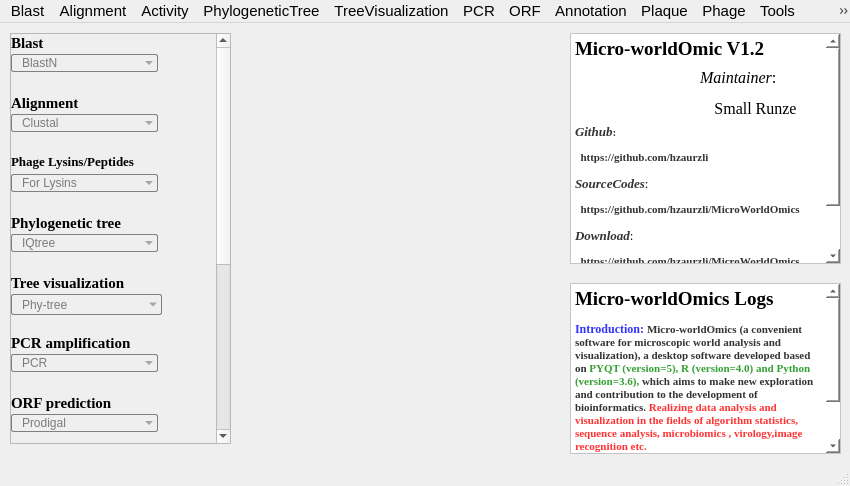
Qt form home.ui (hzaurzli/MicroWorldOmics) before a commit.
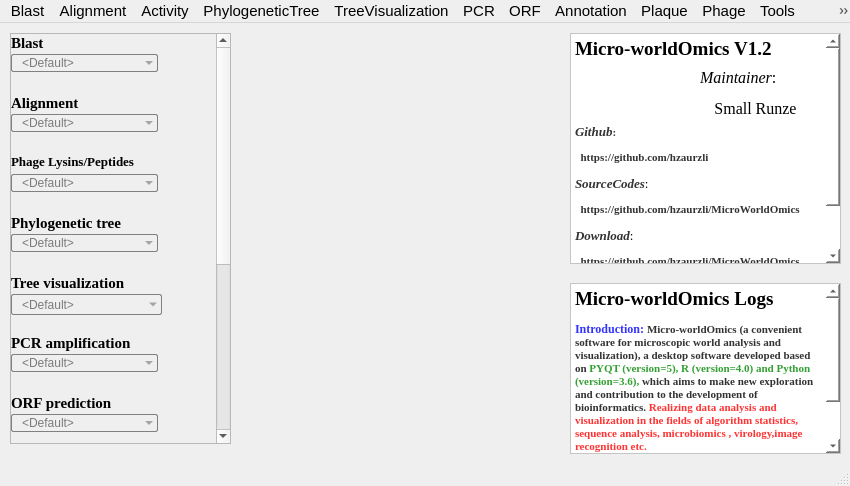
The same form after that commit. Icons and pictures are not drawn.

Diff of the .ui file:
```diff
--- a/home.ui
+++ b/home.ui
@@ -47,7 +47,7 @@
         <property name="geometry">
          <rect>
           <x>0</x>
-          <y>-312</y>
+          <y>0</y>
           <width>198</width>
           <height>719</height>
          </rect>
@@ -84,6 +84,11 @@
     background-color: transparent;
 }</string>
          </property>
+         <item>
+          <property name="text">
+           <string>&lt;Default&gt;</string>
+          </property>
+         </item>
          <item>
           <property name="text">
            <string>BlastN</string>
@@ -197,6 +202,11 @@
 }
  </string>
          </property>
+         <item>
+          <property name="text">
+           <string>&lt;Default&gt;</string>
+          </property>
+         </item>
          <item>
           <property name="text">
            <string>Clustal</string>
@@ -232,6 +242,11 @@
 }
 </string>
          </property>
+         <item>
+          <property name="text">
+           <string>&lt;Default&gt;</string>
+          </property>
+         </item>
          <item>
           <property name="text">
            <string>For Lysins</string>
@@ -303,6 +318,11 @@
 }
 </string>
          </property>
+         <item>
+          <property name="text">
+           <string>&lt;Default&gt;</string>
+          </property>
+         </item>
          <item>
           <property name="text">
            <string>IQtree</string>
@@ -381,7 +401,12 @@
          </property>
          <item>
           <property name="text">
-           <string>Phy-tree</string>
+           <string>&lt;Default&gt;</string>
+          </property>
+         </item>
+         <item>
+          <property name="text">
+           <string>Phy_tree</string>
           </property>
          </item>
         </widget>
@@ -444,6 +469,11 @@
     background-color: transparent;
 }</string>
          </property>
+         <item>
+          <property name="text">
+           <string>&lt;Default&gt;</string>
+          </property>
+         </item>
          <item>
           <property name="text">
            <string>PCR</string>
@@ -925,6 +955,11 @@
     background-color: transparent;
 }</string>
          </property>
+         <item>
+          <property name="text">
+           <string>&lt;Default&gt;</string>
+          </property>
+         </item>
          <item>
           <property name="text">
            <string>Prodigal</string>
@@ -1018,7 +1053,7 @@
 &lt;html&gt;&lt;head&gt;&lt;meta name=&quot;qrichtext&quot; content=&quot;1&quot; /&gt;&lt;style type=&quot;text/css&quot;&gt;
 p, li { white-space: pre-wrap; }
 &lt;/style&gt;&lt;/head&gt;&lt;body style=&quot; font-family:'Times New Roman'; font-size:9pt; font-weight:600; font-style:normal;&quot;&gt;
-&lt;p style=&quot; margin-top:12px; margin-bottom:12px; margin-left:0px; margin-right:0px; -qt-block-indent:0; text-indent:0px;&quot;&gt;&lt;span style=&quot; font-size:14pt;&quot;&gt;Micro-worldOmic V1.2&lt;/span&gt;&lt;/p&gt;
+&lt;p style=&quot; margin-top:12px; margin-bottom:12px; margin-left:0px; margin-right:0px; -qt-block-indent:0; text-indent:0px;&quot;&gt;&lt;span style=&quot; font-size:14pt;&quot;&gt;Micro-worldOmics V1.2&lt;/span&gt;&lt;/p&gt;
 &lt;p style=&quot;-qt-paragraph-type:empty; margin-top:12px; margin-bottom:12px; margin-left:0px; margin-right:0px; -qt-block-indent:0; text-indent:0px;&quot;&gt;&lt;br /&gt;&lt;/p&gt;
 &lt;p style=&quot;-qt-paragraph-type:empty; margin-top:12px; margin-bottom:12px; margin-left:0px; margin-right:0px; -qt-block-indent:0; text-indent:0px;&quot;&gt;&lt;br /&gt;&lt;/p&gt;
 &lt;p style=&quot; margin-top:12px; margin-bottom:12px; margin-left:0px; margin-right:0px; -qt-block-indent:0; text-indent:0px;&quot;&gt;&lt;span style=&quot; font-family:'-webkit-standard'; font-size:10pt; font-style:italic; color:rgba(0,0,0,0.8);&quot;&gt;Github&lt;/span&gt;&lt;span style=&quot; font-family:'-webkit-standard'; font-size:8pt; color:rgba(0,0,0,0.8);&quot;&gt;: &lt;/span&gt;&lt;/p&gt;
```
Left out of the diff: 43 changed lines with no effect on the pictures.
